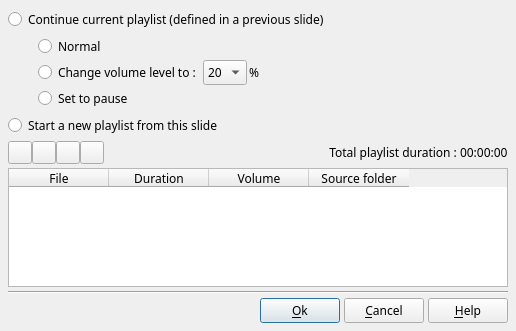
The window that src/ffDiaporama/DlgMusic/DlgMusicProperties.ui (boenki/ffdiaporama) describes before a commit, drawn with Qt 5.
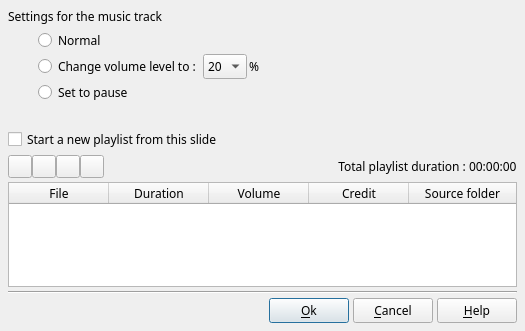
The same window after the commit. Icons and pictures are not drawn.

Commit message: Bug fixes:     -Fixed the Transition dialog: when the box is reduced or enlarged, increases or decreases the number of column     -Fixed a bug in reloading project files which cause recomputation of slides's thumbnails

What changed in the file:
```diff
--- a/src/ffDiaporama/DlgMusic/DlgMusicProperties.ui
+++ b/src/ffDiaporama/DlgMusic/DlgMusicProperties.ui
@@ -6,7 +6,7 @@
    <rect>
     <x>0</x>
     <y>0</y>
-    <width>516</width>
+    <width>525</width>
     <height>331</height>
    </rect>
   </property>
@@ -42,12 +42,9 @@
     <number>8</number>
    </property>
    <item>
-    <widget class="QRadioButton" name="SameMusicRD">
-     <property name="toolTip">
-      <string>You can continue the playlist defined in a previous slide</string>
-     </property>
+    <widget class="QLabel" name="label">
      <property name="text">
-      <string>Continue current playlist (defined in a previous slide)</string>
+      <string>Settings for the music track</string>
      </property>
      <attribute name="buttonGroup">
       <string notr="true">buttonGroup</string>
@@ -190,7 +187,14 @@
     </layout>
    </item>
    <item>
-    <widget class="QRadioButton" name="NewMusicRD">
+    <widget class="QLabel" name="label_2">
+     <property name="text">
+      <string notr="true"/>
+     </property>
+    </widget>
+   </item>
+   <item>
+    <widget class="QCheckBox" name="NewMusicCB">
      <property name="toolTip">
       <string>You can start a new playlist from this slide</string>
      </property>
@@ -325,12 +329,24 @@
      <property name="selectionBehavior">
       <enum>QAbstractItemView::SelectRows</enum>
      </property>
+     <property name="iconSize">
+      <size>
+       <width>32</width>
+       <height>32</height>
+      </size>
+     </property>
      <property name="wordWrap">
-      <bool>false</bool>
+      <bool>true</bool>
      </property>
      <property name="cornerButtonEnabled">
       <bool>false</bool>
      </property>
+     <property name="rowCount">
+      <number>0</number>
+     </property>
+     <attribute name="horizontalHeaderStretchLastSection">
+      <bool>true</bool>
+     </attribute>
      <attribute name="verticalHeaderVisible">
       <bool>false</bool>
      </attribute>
@@ -364,6 +380,14 @@
        </font>
       </property>
      </column>
+     <column>
+      <property name="text">
+       <string>Credit</string>
+      </property>
+      <property name="textAlignment">
+       <set>AlignHCenter|AlignVCenter|AlignCenter</set>
+      </property>
+     </column>
      <column>
       <property name="text">
        <string>Source folder</string>
```
Left out of the diff: 32 changed lines with no effect on the pictures. The commit also changes 65 other files.
